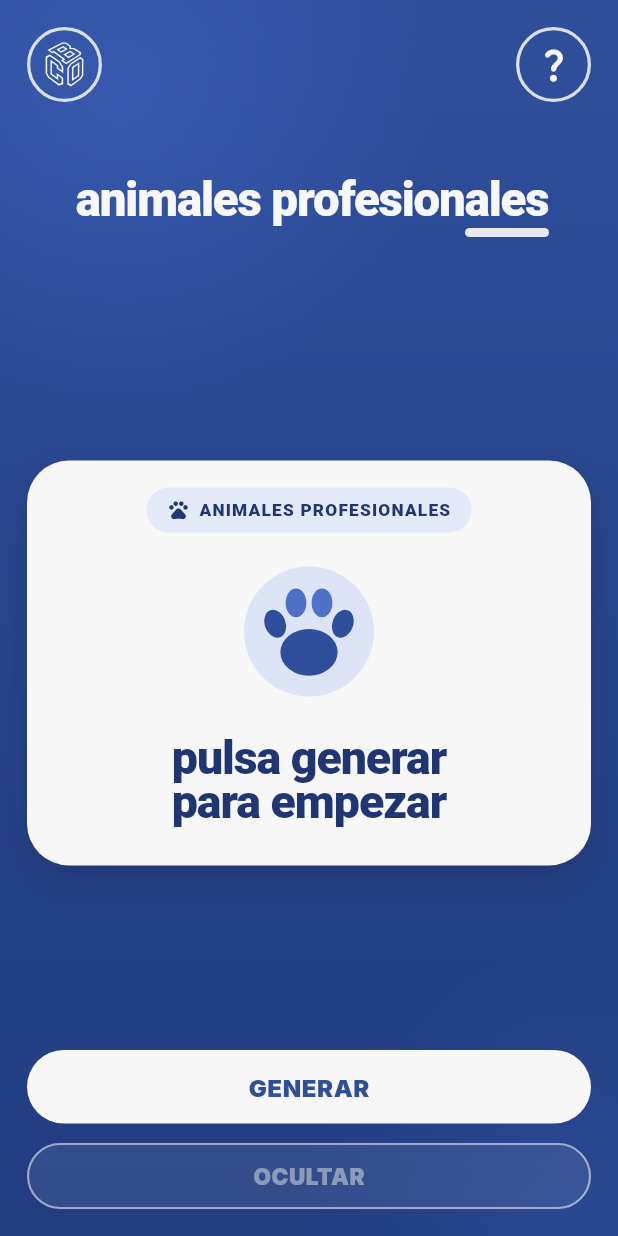
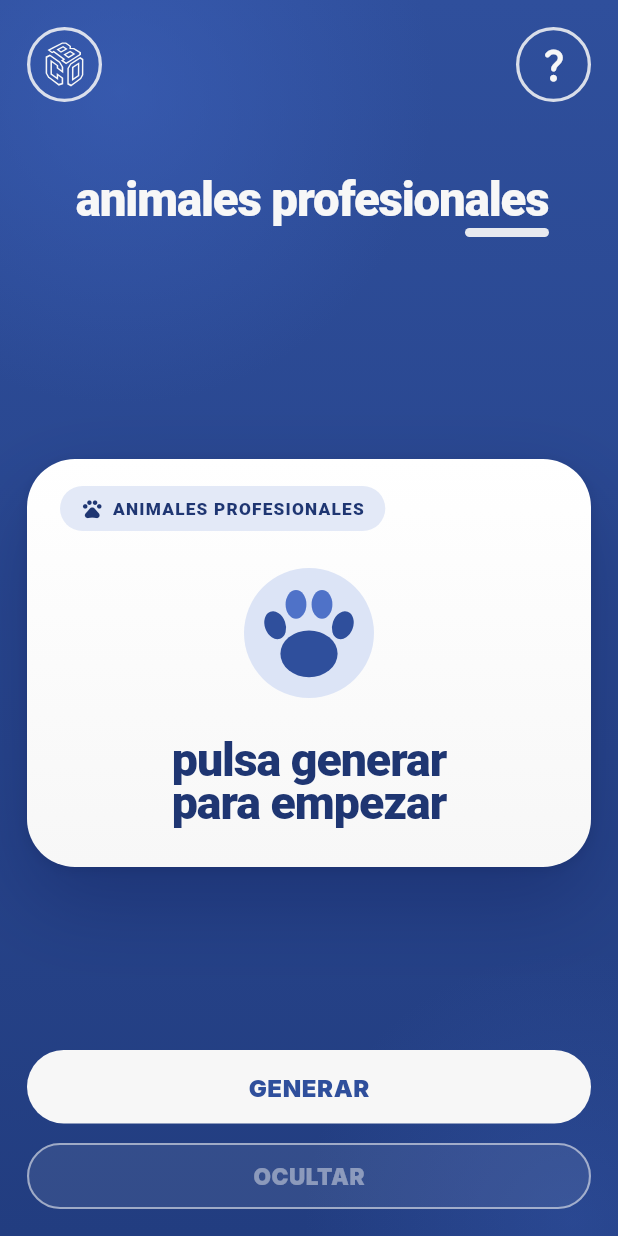
Before and after one commit to Anioljordan/minijuegos_app, a Flutter app: the AnimalesProfesionalesScreen screen opened directly, on a phone screen of 412 x 824 dp. Run offline on Flutter 3.47's test engine with Material 3 defaults, Android fonts, the phone set to English and light mode, and no system bars; our stand-ins replace audioplayers, flutter_svg, shared_preferences; accounts and stored records are empty.

Commit message:
refactor: CuboHeroCard y CuboCardSwitcher con el estilo de carta nuevo
CuboHeroCard pasa a radio 32, sombra en dos capas y chip a la izquierda;
CuboCardSwitcher usa la misma transición de mazo que CuboCardStack
(CuboCardTransition, ahora pública). Afecta a las pantallas de Chill que
usan estas piezas; las de Fiesta y los menús ya no las usan.

Co-Authored-By: Claude Opus 5.5 <noreply@anthropic.com>

```diff
--- a/lib/widgets/cubo_game_widgets.dart
+++ b/lib/widgets/cubo_game_widgets.dart
@@ -1,6 +1,7 @@
 import 'package:flutter/material.dart' hide Text;
 
 import 'app_logo_button.dart';
+import 'cubo_play_widgets.dart';
 import 'cubo_widgets.dart';
 import 'i18n_text.dart';
 
@@ -283,7 +284,8 @@ class CuboCheckBadge extends StatelessWidget {
   }
 }
 
-/// Tarjeta central de juego: blanca, radio 28, texto blueInk y chip arriba.
+/// Tarjeta central de juego: blanca, radio 32, sombra en dos capas, texto
+/// blueInk y chip arriba a la izquierda (mismo aspecto que [CuboPlayCard]).
 class CuboHeroCard extends StatelessWidget {
   final Widget child;
   final String? chip;
@@ -295,7 +297,7 @@ class CuboHeroCard extends StatelessWidget {
     required this.child,
     this.chip,
     this.chipIcon,
-    this.padding = const EdgeInsets.fromLTRB(22, 18, 22, 24),
+    this.padding = const EdgeInsets.fromLTRB(22, 20, 22, 24),
   });
 
   @override
@@ -303,13 +305,16 @@ class CuboHeroCard extends StatelessWidget {
     return Container(
       width: double.infinity,
       padding: padding,
-      decoration: CuboDecorations.whiteCard(radius: CuboRadii.xl),
+      decoration: CuboDecorations.playCard,
       child: Column(
         mainAxisSize: MainAxisSize.min,
         children: [
           if (chip != null) ...[
-            CuboStatusChip(chip!, icon: chipIcon, light: true),
-            const SizedBox(height: 14),
+            Align(
+              alignment: Alignment.centerLeft,
+              child: CuboStatusChip(chip!, icon: chipIcon, light: true),
+            ),
+            const SizedBox(height: 16),
           ],
           DefaultTextStyle.merge(
             style: const TextStyle(color: CuboColors.blueInk),
@@ -321,8 +326,9 @@ class CuboHeroCard extends StatelessWidget {
   }
 }
 
-/// Transición al cambiar de carta: deslizamiento lateral con fade.
-/// El hijo debe llevar una [Key] distinta por carta.
+/// Transición al cambiar de carta: la nueva sube con un pequeño rebote y la
+/// anterior sale hacia la izquierda girando. El hijo debe llevar una [Key]
+/// distinta por carta.
 class CuboCardSwitcher extends StatelessWidget {
   final Widget child;
   final Duration duration;
@@ -330,30 +336,22 @@ class CuboCardSwitcher extends StatelessWidget {
   const CuboCardSwitcher({
     super.key,
     required this.child,
-    this.duration = const Duration(milliseconds: 320),
+    this.duration = const Duration(milliseconds: 340),
   });
 
   @override
   Widget build(BuildContext context) {
     return AnimatedSwitcher(
       duration: duration,
-      switchInCurve: Curves.easeOutCubic,
+      switchInCurve: Curves.easeOutBack,
       switchOutCurve: Curves.easeInCubic,
-      layoutBuilder: (current, previous) => Stack(
-        alignment: Alignment.center,
-        children: [...previous, ?current],
+      layoutBuilder: (current, previous) =>
+          Stack(alignment: Alignment.center, children: [?current, ...previous]),
+      transitionBuilder: (card, animation) => CuboCardTransition(
+        animation: animation,
+        incoming: card.key == child.key,
+        child: card,
       ),
-      transitionBuilder: (child, animation) {
-        final incoming = child.key == this.child.key;
-        final begin = Offset(incoming ? 0.18 : -0.18, 0);
-        return FadeTransition(
-          opacity: animation,
-          child: SlideTransition(
-            position: Tween(begin: begin, end: Offset.zero).animate(animation),
-            child: child,
-          ),
-        );
-      },
       child: child,
     );
   }
@@ -458,7 +456,10 @@ class CuboRulesItem extends StatelessWidget {
             child: Column(
               crossAxisAlignment: CrossAxisAlignment.start,
               children: [
-                Text(title, style: CuboText.label(size: 15, color: CuboColors.white)),
+                Text(
+                  title,
+                  style: CuboText.label(size: 15, color: CuboColors.white),
+                ),
                 const SizedBox(height: 3),
                 Text(
                   text,
--- a/lib/widgets/cubo_play_widgets.dart
+++ b/lib/widgets/cubo_play_widgets.dart
@@ -275,7 +275,7 @@ class CuboCardStack extends StatelessWidget {
                       fit: StackFit.expand,
                       children: [?current, ...previous],
                     ),
-                    transitionBuilder: (card, animation) => _CardTransition(
+                    transitionBuilder: (card, animation) => CuboCardTransition(
                       animation: animation,
                       incoming: card.key == child.key,
                       child: card,
@@ -326,12 +326,16 @@ class _GhostCard extends StatelessWidget {
   }
 }
 
-class _CardTransition extends StatelessWidget {
+/// Transición de carta: la que entra sube del mazo con rebote y la que sale
+/// se va hacia la izquierda girando. Usada por [CuboCardStack] y
+/// [CuboCardSwitcher].
+class CuboCardTransition extends StatelessWidget {
   final Animation<double> animation;
   final bool incoming;
   final Widget child;
 
-  const _CardTransition({
+  const CuboCardTransition({
+    super.key,
     required this.animation,
     required this.incoming,
     required this.child,
```
